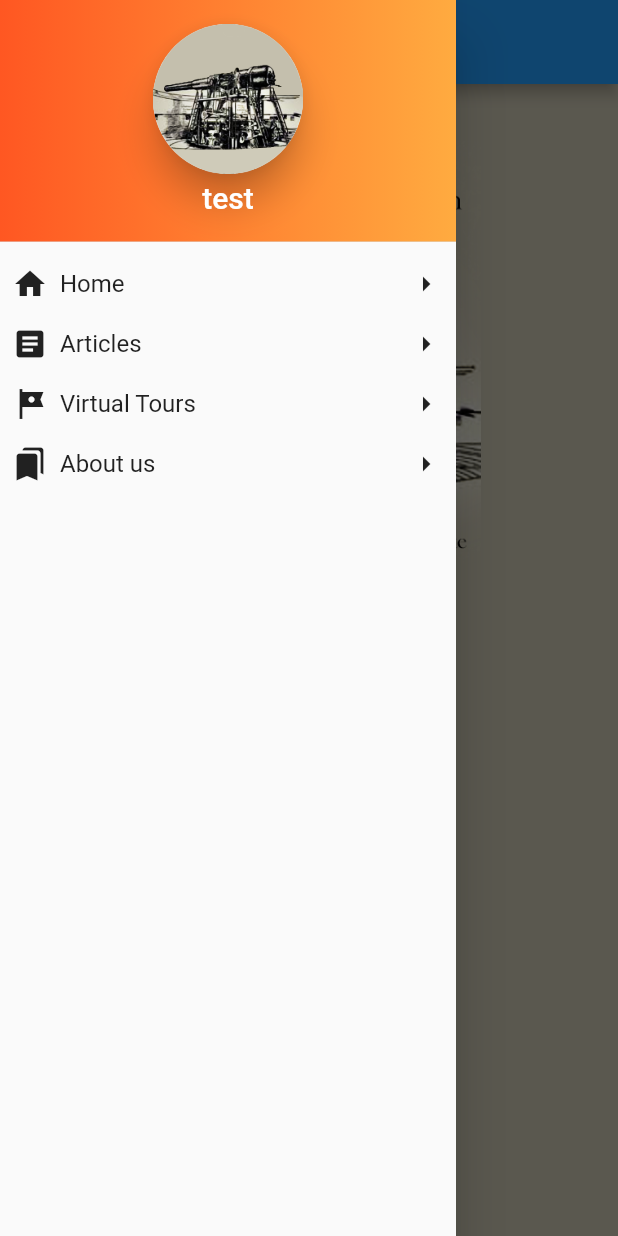
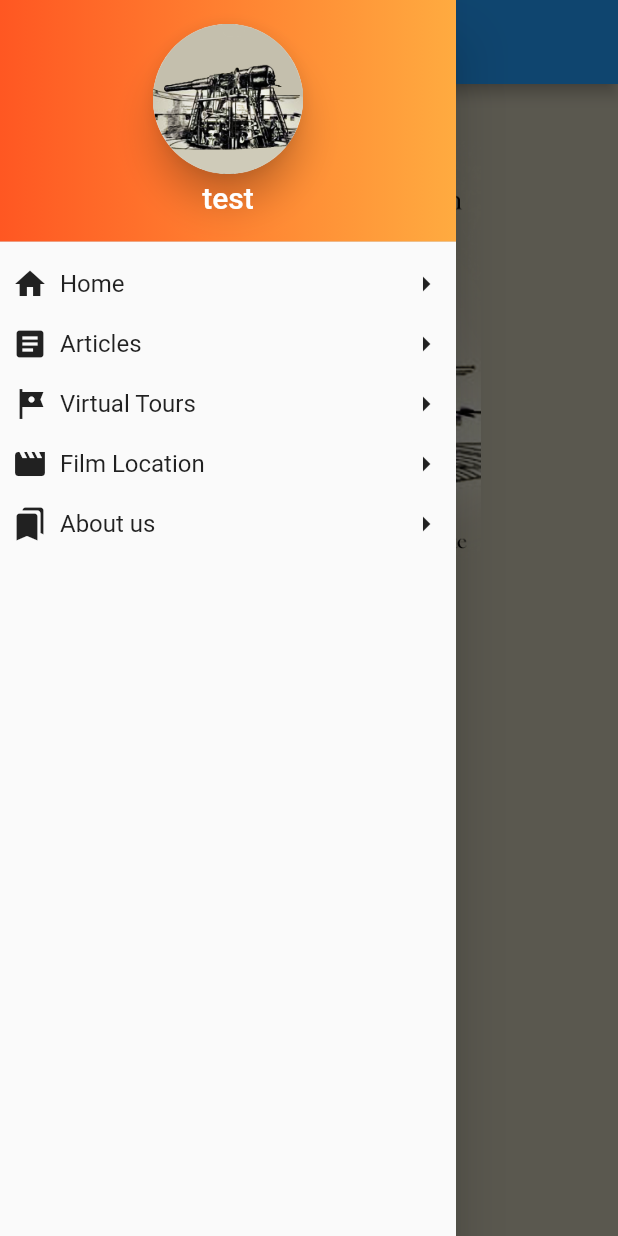
Before and after one commit to Richard-Fleming/Fort_MacArthur, a Flutter app: the screen it shows after launch, with the side drawer open, on a phone screen of 412 x 824 dp. Run offline on Flutter 3.47's test engine with Material 2 defaults, Android fonts, the phone set to English and light mode, and no system bars.

Commit message:
Added Film Location to Side Tab. Made base page for Film Location.

```diff
--- a/fort_macarthur/lib/customDrawer.dart
+++ b/fort_macarthur/lib/customDrawer.dart
@@ -49,7 +49,9 @@ class CustomDrawer extends StatelessWidget {
           CustomListTiles(Icons.article, 'Articles', () => action(context, 1)),
           CustomListTiles(
               Icons.tour, 'Virtual Tours', () => action(context, 2)),
-          CustomListTiles(Icons.bookmarks, 'About us', () => action(context, 3))
+          CustomListTiles(
+              Icons.movie, 'Film Location', () => action(context, 3)),
+          CustomListTiles(Icons.bookmarks, 'About us', () => action(context, 4))
         ],
       ),
     );
--- a/fort_macarthur/lib/viewpage.dart
+++ b/fort_macarthur/lib/viewpage.dart
@@ -1,6 +1,7 @@
 import 'package:flutter/material.dart';
 import 'homepage.dart';
 import 'testpage.dart';
+import 'filmLocation.dart';
 import 'customDrawer.dart';
 
 class Viewpage extends StatefulWidget {
@@ -10,8 +11,13 @@ class Viewpage extends StatefulWidget {
 
 class _ViewPageState extends State<Viewpage> {
   int index = 0;
-  List<String> titleBar = ["Home", "Test"];
-  List<Widget> pagelist = [HomePage(), TestPage()]; // add your pages here
+  List<String> titleBar = ["Home", "Test", "Test", "Film Location"];
+  List<Widget> pagelist = [
+    HomePage(),
+    TestPage(),
+    TestPage(),
+    FilmLocation(),
+  ]; // add your pages here
 
   @override
   Widget build(BuildContext content) {
```
Also changed, not shown: fort_macarthur/lib/filmLocation.dart (added, +28 -0 lines).
